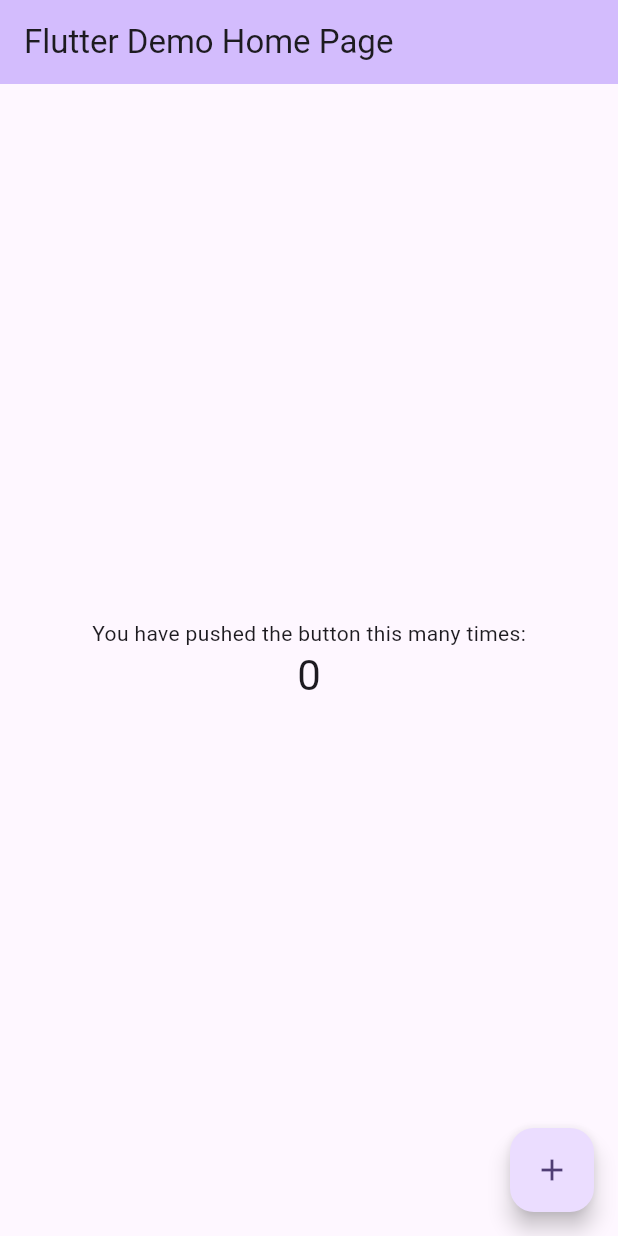
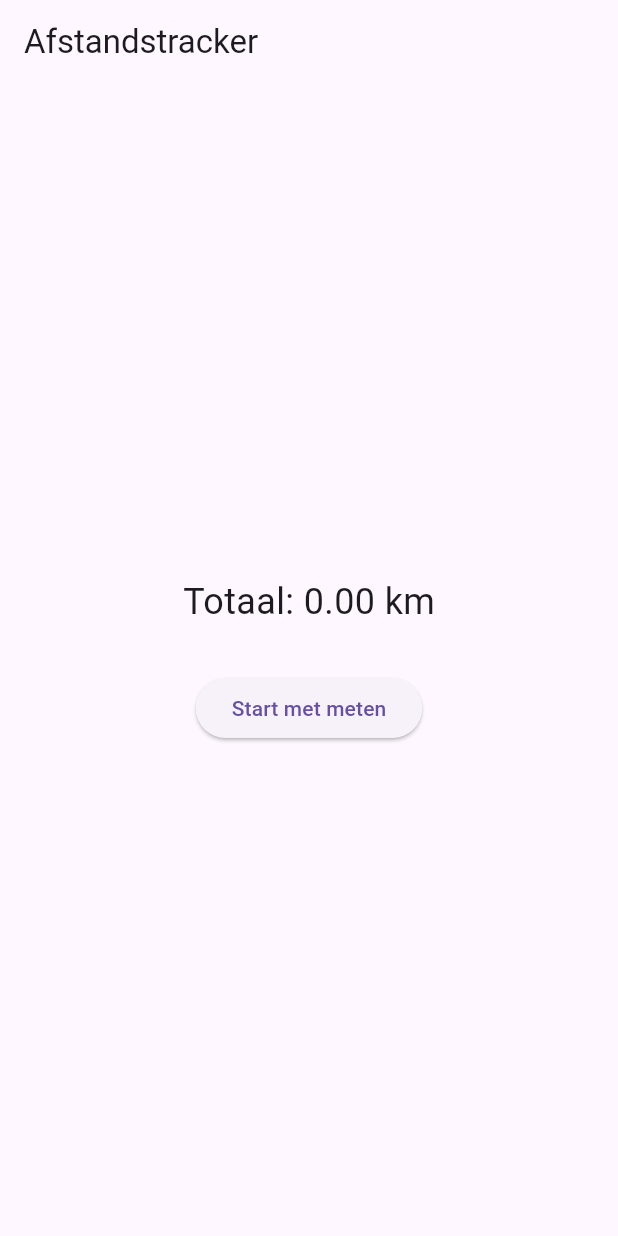
Before and after one commit to Dutchman163/carTracker, a Flutter app: the screen it shows after launch, on a phone screen of 412 x 824 dp. Run offline on Flutter 3.47's test engine with Material 3 defaults, Android fonts, the light colour scheme and no system bars; our stand-ins replace geolocator.

Commit message:
add follow rights

```diff
--- /dev/null
+++ b/devtools_options.yaml
@@ -0,0 +1,3 @@
+description: This file stores settings for Dart & Flutter DevTools.
+documentation: https://docs.flutter.dev/tools/devtools/extensions#configure-extension-enablement-states
+extensions:
--- a/lib/main.dart
+++ b/lib/main.dart
@@ -1,4 +1,5 @@
 import 'package:flutter/material.dart';
+import 'trackers/locationTracker.dart'; // Import de LocationTracker widget
 
 void main() {
   runApp(const MyApp());
@@ -7,116 +8,10 @@ void main() {
 class MyApp extends StatelessWidget {
   const MyApp({super.key});
 
-  // This widget is the root of your application.
   @override
   Widget build(BuildContext context) {
-    return MaterialApp(
-      title: 'Flutter Demo',
-      theme: ThemeData(
-        // This is the theme of your application.
-        //
-        // TRY THIS: Try running your application with "flutter run". You'll see
-        // the application has a purple toolbar. Then, without quitting the app,
-        // try changing the seedColor in the colorScheme below to Colors.green
-        // and then invoke "hot reload" (save your changes or press the "hot
-        // reload" button in a Flutter-supported IDE, or press "r" if you used
-        // the command line to start the app).
-        //
-        // Notice that the counter didn't reset back to zero; the application
-        // state is not lost during the reload. To reset the state, use hot
-        // restart instead.
-        //
-        // This works for code too, not just values: Most code changes can be
-        // tested with just a hot reload.
-        colorScheme: ColorScheme.fromSeed(seedColor: Colors.deepPurple),
-      ),
-      home: const MyHomePage(title: 'Flutter Demo Home Page'),
+    return const MaterialApp(
+      home: LocationTracker(), // Hier wordt de LocationTracker widget geladen
     );
   }
 }
-
-class MyHomePage extends StatefulWidget {
-  const MyHomePage({super.key, required this.title});
-
-  // This widget is the home page of your application. It is stateful, meaning
-  // that it has a State object (defined below) that contains fields that affect
-  // how it looks.
-
-  // This class is the configuration for the state. It holds the values (in this
-  // case the title) provided by the parent (in this case the App widget) and
-  // used by the build method of the State. Fields in a Widget subclass are
-  // always marked "final".
-
-  final String title;
-
-  @override
-  State<MyHomePage> createState() => _MyHomePageState();
-}
-
-class _MyHomePageState extends State<MyHomePage> {
-  int _counter = 0;
-
-  void _incrementCounter() {
-    setState(() {
-      // This call to setState tells the Flutter framework that something has
-      // changed in this State, which causes it to rerun the build method below
-      // so that the display can reflect the updated values. If we changed
-      // _counter without calling setState(), then the build method would not be
-      // called again, and so nothing would appear to happen.
-      _counter++;
-    });
-  }
-
-  @override
-  Widget build(BuildContext context) {
-    // This method is rerun every time setState is called, for instance as done
-    // by the _incrementCounter method above.
-    //
-    // The Flutter framework has been optimized to make rerunning build methods
-    // fast, so that you can just rebuild anything that needs updating rather
-    // than having to individually change instances of widgets.
-    return Scaffold(
-      appBar: AppBar(
-        // TRY THIS: Try changing the color here to a specific color (to
-        // Colors.amber, perhaps?) and trigger a hot reload to see the AppBar
-        // change color while the other colors stay the same.
-        backgroundColor: Theme.of(context).colorScheme.inversePrimary,
-        // Here we take the value from the MyHomePage object that was created by
-        // the App.build method, and use it to set our appbar title.
-        title: Text(widget.title),
-      ),
-      body: Center(
-        // Center is a layout widget. It takes a single child and positions it
-        // in the middle of the parent.
-        child: Column(
-          // Column is also a layout widget. It takes a list of children and
-          // arranges them vertically. By default, it sizes itself to fit its
-          // children horizontally, and tries to be as tall as its parent.
-          //
-          // Column has various properties to control how it sizes itself and
-          // how it positions its children. Here we use mainAxisAlignment to
-          // center the children vertically; the main axis here is the vertical
-          // axis because Columns are vertical (the cross axis would be
-          // horizontal).
-          //
-          // TRY THIS: Invoke "debug painting" (choose the "Toggle Debug Paint"
-          // action in the IDE, or press "p" in the console), to see the
-          // wireframe for each widget.
-          mainAxisAlignment: MainAxisAlignment.center,
-          children: <Widget>[
-            const Text('You have pushed the button this many times:'),
-            Text(
-              '$_counter',
-              style: Theme.of(context).textTheme.headlineMedium,
-            ),
-          ],
-        ),
-      ),
-      floatingActionButton: FloatingActionButton(
-        onPressed: _incrementCounter,
-        tooltip: 'Increment',
-        child: const Icon(Icons.add),
-      ), // This trailing comma makes auto-formatting nicer for build methods.
-    );
-  }
-}
--- /dev/null
+++ b/lib/services/locationService.dart
@@ -0,0 +1,34 @@
+import 'dart:async';
+import 'package:geolocator/geolocator.dart';
+
+class LocationService {
+  Position? _lastPosition;
+  double _totalDistance = 0;
+  StreamSubscription<Position>? _subscription;
+
+  Future<void> startTracking(Stream<Position> positionStream, Function(double) onDistanceUpdated) async {
+    _subscription = positionStream.listen((Position position) {
+      if (_lastPosition != null) {
+        final distance = Geolocator.distanceBetween(
+          _lastPosition!.latitude,
+          _lastPosition!.longitude,
+          position.latitude,
+          position.longitude,
+        );
+        _totalDistance += distance;
+        onDistanceUpdated(_totalDistance);
+      }
+      _lastPosition = position;
+    });
+  }
+
+  void stopTracking() {
+    _subscription?.cancel();
+    _totalDistance = 0;
+    _lastPosition = null;
+  }
+
+  double getTotalDistance() {
+    return _totalDistance;
+  }
+}
--- /dev/null
+++ b/lib/trackers/locationTracker.dart
@@ -0,0 +1,93 @@
+import 'package:flutter/material.dart';
+import 'package:geolocator/geolocator.dart';
+import '/services/locationService.dart'; // Zorg ervoor dat je de juiste import hebt voor je LocationService
+
+class LocationTracker extends StatefulWidget {
+  const LocationTracker({super.key});
+
+  @override
+  State<LocationTracker> createState() => _LocationTrackerState();
+}
+
+class _LocationTrackerState extends State<LocationTracker> {
+  final LocationService _locationService = LocationService();
+  bool _isTracking = false;
+
+  @override
+  void dispose() {
+    _locationService.stopTracking(); // Stop tracking bij verlaten
+    super.dispose();
+  }
+
+  Future<void> _checkPermissions() async {
+    bool serviceEnabled = await Geolocator.isLocationServiceEnabled();
+    if (!serviceEnabled) {
+      ScaffoldMessenger.of(context).showSnackBar(
+        const SnackBar(content: Text('Locatieservices zijn uitgeschakeld')),
+      );
+      return;
+    }
+
+    LocationPermission permission = await Geolocator.checkPermission();
+    if (permission == LocationPermission.denied) {
+      permission = await Geolocator.requestPermission();
+    }
+    if (permission == LocationPermission.deniedForever) {
+      ScaffoldMessenger.of(context).showSnackBar(
+        const SnackBar(content: Text('Locatietoestemming geweigerd')),
+      );
+      return;
+    }
+  }
+
+  void _startTracking() async {
+    await _checkPermissions();
+
+    setState(() {
+      _isTracking = true;
+    });
+
+    final positionStream = Geolocator.getPositionStream(
+      locationSettings: const LocationSettings(
+        accuracy: LocationAccuracy.best,
+        distanceFilter: 5, // Update elke 5 meter
+      ),
+    );
+
+    _locationService.startTracking(positionStream, (totalDistance) {
+      setState(() {
+        // Update de UI met de nieuwe afstand
+      });
+    });
+  }
+
+  void _stopTracking() {
+    setState(() {
+      _isTracking = false;
+    });
+    _locationService.stopTracking();
+  }
+
+  @override
+  Widget build(BuildContext context) {
+    return Scaffold(
+      appBar: AppBar(title: const Text('Afstandstracker')),
+      body: Center(
+        child: Column(
+          mainAxisAlignment: MainAxisAlignment.center,
+          children: [
+            Text(
+              'Totaal: ${(_locationService.getTotalDistance() / 1000).toStringAsFixed(2)} km',
+              style: const TextStyle(fontSize: 24),
+            ),
+            const SizedBox(height: 30),
+            ElevatedButton(
+              onPressed: _isTracking ? _stopTracking : _startTracking,
+              child: Text(_isTracking ? 'Stop met meten' : 'Start met meten'),
+            ),
+          ],
+        ),
+      ),
+    );
+  }
+}
--- a/pubspec.yaml
+++ b/pubspec.yaml
@@ -35,6 +35,9 @@ dependencies:
   # Use with the CupertinoIcons class for iOS style icons.
   cupertino_icons: ^1.0.8
 
+  english_words: ^4.0.0
+  provider: ^6.1.2
+
 dev_dependencies:
   flutter_test:
     sdk: flutter
@@ -45,6 +48,7 @@ dev_dependencies:
   # package. See that file for information about deactivating specific lint
   # rules and activating additional ones.
   flutter_lints: ^5.0.0
+  geolocator: ^11.0.0
 
 # For information on the generic Dart part of this file, see the
 # following page: https://dart.dev/tools/pub/pubspec
```
Also changed, not shown: analysis_options.yaml (+7 -24 lines), pubspec.lock, 5 other files.
